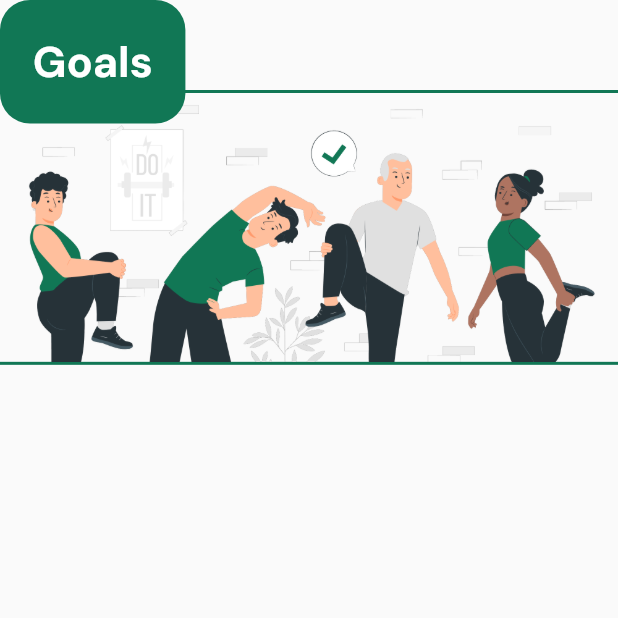
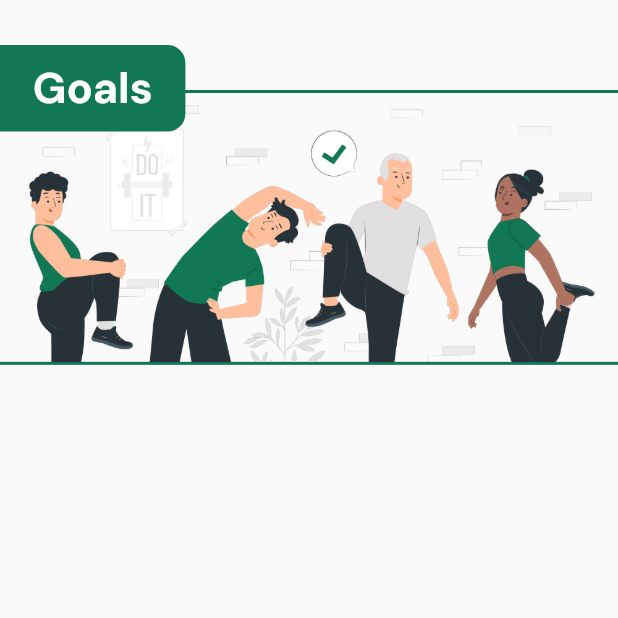
Before and after one commit to NaufalRozan/PanicAttack_App, a Flutter app: the GoalsPage screen opened directly, on a phone screen of 412 x 824 dp, the top half of it. Run offline on Flutter 3.47's test engine with Material 2 defaults, Android fonts, the light colour scheme and no system bars; our stand-ins replace cloud_firestore, firebase_auth, firebase_core, google_fonts; accounts and stored records are empty.

Commit message:
Memperbaiki ukuran dan posisi container Goals

```diff
--- a/lib/pages/goals_page.dart
+++ b/lib/pages/goals_page.dart
@@ -38,21 +38,28 @@ class _GoalsPageState extends State<GoalsPage> {
                 // Widget lainnya dapat ditambahkan di sini
               ],
             ),
-            Container(
+            Padding(
+              padding: const EdgeInsets.only(top: 30),
+              child: Container(
                 width: MediaQuery.of(context).size.width * 0.3,
-              height: MediaQuery.of(context).size.height * 0.1,
+                height: MediaQuery.of(context).size.height * 0.07,
                 decoration: BoxDecoration(
                   color: primaryButtonColor,
-                borderRadius: BorderRadius.circular(20),
+                  borderRadius: BorderRadius.only(
+                    topRight: Radius.circular(12),
+                    bottomRight: Radius.circular(12),
+                  ),
                 ),
                 child: Center(
                   child: Text(
                     'Goals',
                     style: whiteTextStyle.copyWith(
-                    fontSize: MediaQuery.of(context).size.width * 0.07, // Sesuaikan ukuran font sesuai kebutuhan
+                      fontSize: MediaQuery.of(context).size.width *
+                          0.07, // Sesuaikan ukuran font sesuai kebutuhan
                       fontWeight: FontWeight.bold,
                     ),
                     textAlign: TextAlign.center,
+                  ),
                 ),
               ),
             ),
```
Lines whose indentation alone changed are shown as unchanged.
